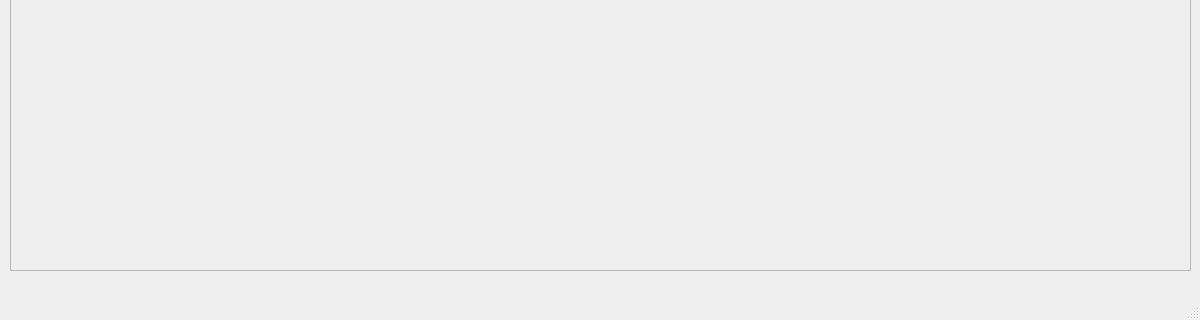
letsexisttogether/MedicalDocuments, file MainClient/Patient/Window/PatientWindow.ui: the form before one commit; both pictures show x 0 to 1200 and y 480 to 800 of the 1200 by 800 pixel window.
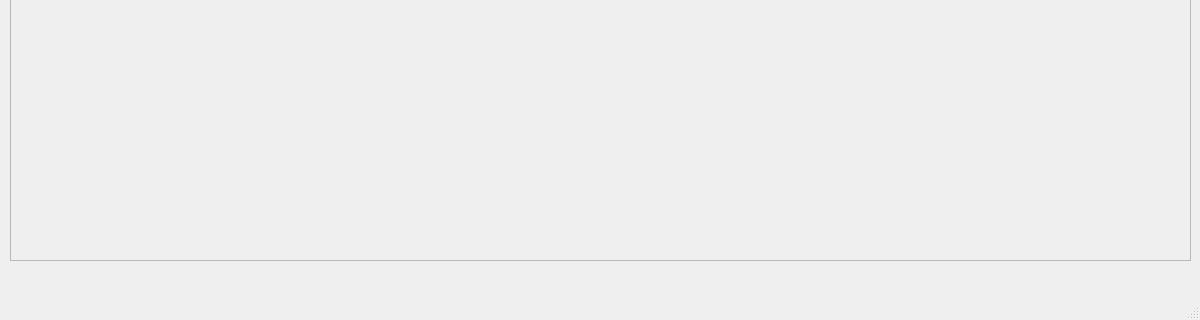
The form after the commit.

Commit message: Fixed the bug with UI ScrollArea and its Layout

Patch:
```diff
--- a/MainClient/Patient/Window/PatientWindow.ui
+++ b/MainClient/Patient/Window/PatientWindow.ui
@@ -14,29 +14,6 @@
    <string>MainWindow</string>
   </property>
   <widget class="QWidget" name="centralwidget">
-   <widget class="QScrollArea" name="scrollArea">
-    <property name="geometry">
-     <rect>
-      <x>10</x>
-      <y>100</y>
-      <width>1181</width>
-      <height>651</height>
-     </rect>
-    </property>
-    <property name="widgetResizable">
-     <bool>true</bool>
-    </property>
-    <widget class="QWidget" name="scrollAreaWidgetContents_2">
-     <property name="geometry">
-      <rect>
-       <x>0</x>
-       <y>0</y>
-       <width>1179</width>
-       <height>649</height>
-      </rect>
-     </property>
-    </widget>
-   </widget>
    <widget class="QLabel" name="bioName">
     <property name="geometry">
      <rect>
@@ -159,6 +136,42 @@
      <string>?</string>
     </property>
    </widget>
+   <widget class="QWidget" name="verticalLayoutWidget">
+    <property name="geometry">
+     <rect>
+      <x>10</x>
+      <y>100</y>
+      <width>1181</width>
+      <height>641</height>
+     </rect>
+    </property>
+    <layout class="QVBoxLayout" name="verticalLayout_2">
+     <item>
+      <widget class="QScrollArea" name="scrollArea">
+       <property name="sizePolicy">
+        <sizepolicy hsizetype="Preferred" vsizetype="Preferred">
+         <horstretch>0</horstretch>
+         <verstretch>0</verstretch>
+        </sizepolicy>
+       </property>
+       <property name="widgetResizable">
+        <bool>true</bool>
+       </property>
+       <widget class="QWidget" name="scrollAreaWidgetContents">
+        <property name="geometry">
+         <rect>
+          <x>0</x>
+          <y>0</y>
+          <width>1177</width>
+          <height>637</height>
+         </rect>
+        </property>
+        <layout class="QVBoxLayout" name="verticalLayout" stretch=""/>
+       </widget>
+      </widget>
+     </item>
+    </layout>
+   </widget>
   </widget>
   <widget class="QMenuBar" name="menubar">
    <property name="geometry">
```
Left out of the diff: 2 changed lines with no effect on the pictures. The commit also changes 14 other files.
